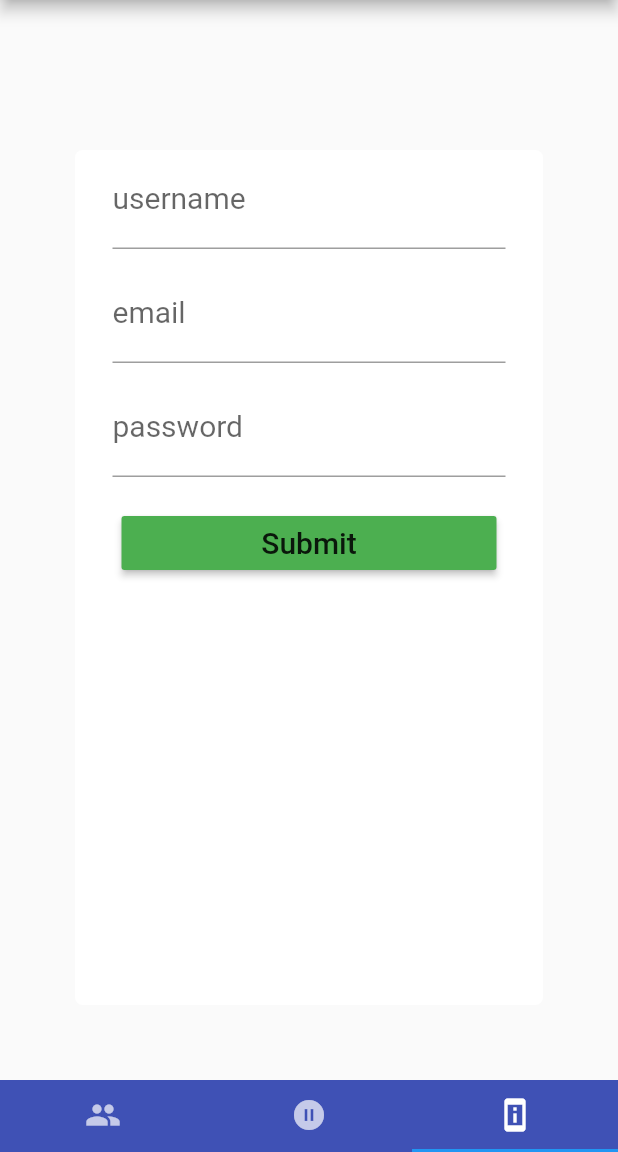
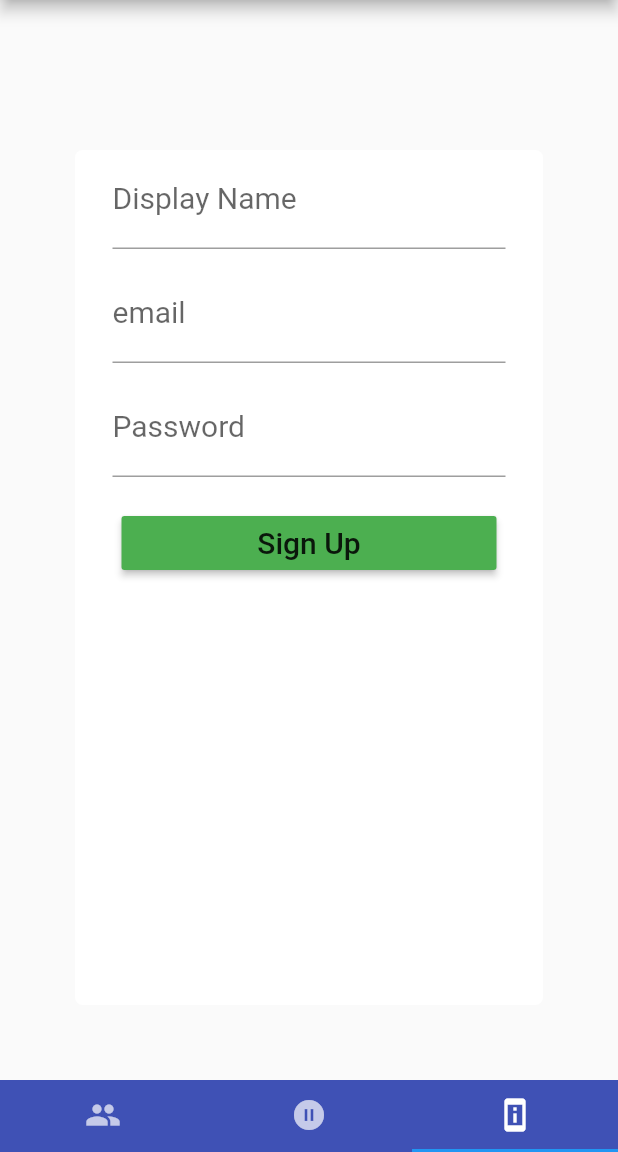
Before and after one commit to bingobailey/bike_demo_before_androidx_conv, a Flutter app: the screen it shows after launch, item 3 of the bottom bar chosen, on a phone screen of 412 x 824 dp, the part 84-1236 px from its top. Run offline on Flutter 3.47's test engine with Material 2 defaults, Android fonts, the phone set to English and light mode, and no system bars; our stand-ins replace firebase_auth, firebase_database, firebase_messaging, google_sign_in, location; accounts and stored records are empty.

```diff
--- a/lib/toolbox/validator.dart
+++ b/lib/toolbox/validator.dart
@@ -8,7 +8,7 @@ String validateEmail(String value) {
         r'^(([^<>()[\]\\.,;:\s@\"]+(\.[^<>()[\]\\.,;:\s@\"]+)*)|(\".+\"))@((\[[0-9]{1,3}\.[0-9]{1,3}\.[0-9]{1,3}\.[0-9]{1,3}\])|(([a-zA-Z\-0-9]+\.)+[a-zA-Z]{2,}))$';
     RegExp regex = new RegExp(pattern);
     if (!regex.hasMatch(value))
-      return 'Not a valid email';
+      return 'Please enter a valid email';
     else
       return null;  // returning null indicates the validation has passed
   }
@@ -16,7 +16,7 @@ String validateEmail(String value) {
   // Validate password
   String validatePassword(String value) {
     if (value.length < 8) {
-      return 'The Password must be at least 8 characters.';
+      return 'Must be at least 8 characters';
     } else
       return null;  // returning null indicates the validation passed
   }
--- a/lib/widgets/createaccount.dart
+++ b/lib/widgets/createaccount.dart
@@ -8,6 +8,10 @@ class _AccountData {
   String password = '';
   String username = '';
   Validator validate = new Validator();
+
+  String toString() {
+    return ("email=$email password=$password username=$username");
+  }
 
 }
 
@@ -60,7 +64,7 @@ class _CreateAccountWidgetState extends State<CreateAccountWidget> {
                   new SizedBox( height: 10.0,),
                   buildPasswordField(),
                   new SizedBox( height: 20.0,),
-                  buildSubmitButton(),
+                  buildSignUpButton(),
                 ],
               ),
           ),
@@ -103,12 +107,12 @@ class _CreateAccountWidgetState extends State<CreateAccountWidget> {
                 decoration: const InputDecoration(
                 hintText: 'Your display name',
                 border: UnderlineInputBorder(),
-                  labelText: 'username',
+                  labelText: 'Display Name',
                 ),
                 keyboardType: TextInputType.text,
                 onSaved: (String value) { _accountData.username = value; },
                 style: new TextStyle( fontSize: 20.0, color: Colors.black, ),
-                validator: (String value) { if ( value.length <= 2) return 'Username >= 3 chars'; } ,
+                validator: (String value) { if ( value.length < 3 ) return 'Must be at least 3 characters'; } ,
 
               ),
     );
@@ -125,9 +129,9 @@ class _CreateAccountWidgetState extends State<CreateAccountWidget> {
                 child: TextFormField(
                 textAlign: TextAlign.center,
                   decoration: const InputDecoration(
-                  hintText: '>= 8 chars',
+                  hintText: 'Must be at least 3 characters',
                   border: UnderlineInputBorder(),
-                    labelText: 'password',
+                    labelText: 'Password',
                   ),
                   keyboardType: TextInputType.text,
                   obscureText: true,
@@ -142,13 +146,13 @@ class _CreateAccountWidgetState extends State<CreateAccountWidget> {
 
 
  // Build login button
-  Widget buildSubmitButton() {
+  Widget buildSignUpButton() {
     return new Container(
           width: 250.0,
          child:  new RaisedButton(
           color: Colors.green,
-            child: new Text("Submit", style: new TextStyle( fontSize: 20.0),),
-            onPressed: _onSubmitPressed,
+            child: new Text("Sign Up", style: new TextStyle( fontSize: 20.0),),
+            onPressed: _onSignUpPressed,
         ),
 
       );
@@ -160,8 +164,8 @@ class _CreateAccountWidgetState extends State<CreateAccountWidget> {
   //                    ********  Action Methods *********
 
 
-  // Login button
-  void _onSubmitPressed() {
+  // Sign Up button
+  void _onSignUpPressed() {
 
     // First validate form, then save if OK
     if (this._formKey.currentState.validate()) {
@@ -173,7 +177,13 @@ class _CreateAccountWidgetState extends State<CreateAccountWidget> {
 
       // Create Account
 
-      //credentials.createAccount();
+      _credentials.createAccount(
+        email: _accountData.email,
+        password: _accountData.password,
+        username: _accountData.username).then( (value) {
+            print("returned from create account: ${value.toString()}");
+
+        });
 
       // _credentials.signInWithEmailAndPassword( email: _accountData.email, password: _accountData.password).then((loginResult) {
       //   print("user= ${loginResult.user}");
--- a/lib/widgets/loginfirebase.dart
+++ b/lib/widgets/loginfirebase.dart
@@ -8,6 +8,9 @@ class _LoginData {
   String email = '';
   String password = '';
   Validator validate = new Validator();
+  String toString() {
+    return ("email=$email password=$password");
+  }
 }
 
 
```
Also changed, not shown: lib/toolbox/credentials.dart (+22 -18 lines).
